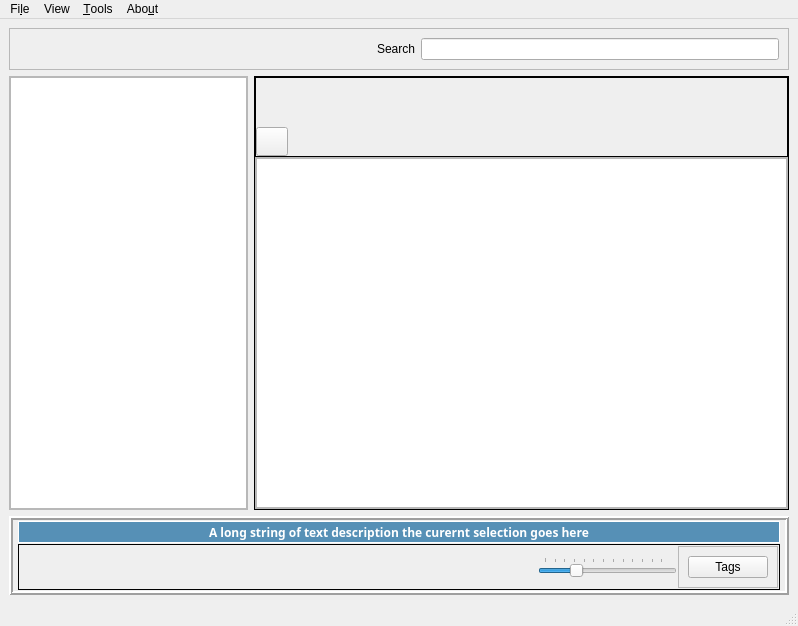
Above: src/qpicasa/ui/mainwindow.ui from juliendz/imagius before the change. Below: the same form after it.
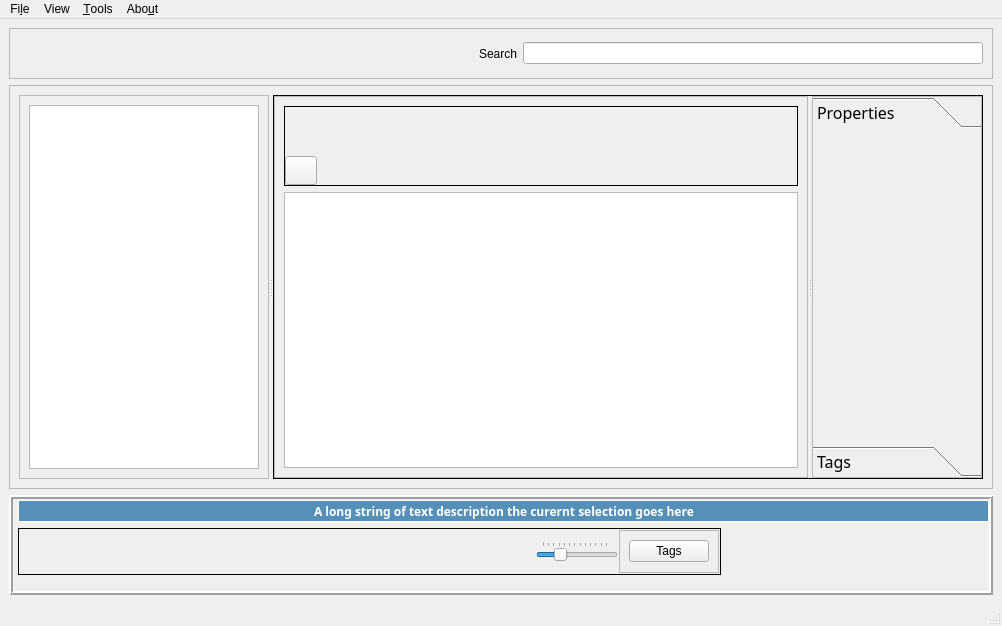
That is the form after the change. Icons and pictures are not drawn.

Commit message: image properties #1

What changed in the file:
```diff
--- a/src/qpicasa/ui/mainwindow.ui
+++ b/src/qpicasa/ui/mainwindow.ui
@@ -6,7 +6,7 @@
    <rect>
     <x>0</x>
     <y>0</y>
-    <width>798</width>
+    <width>1002</width>
     <height>626</height>
    </rect>
   </property>
@@ -14,51 +14,8 @@
    <string>MainWindow</string>
   </property>
   <widget class="QWidget" name="centralwidget">
-   <layout class="QGridLayout" name="gridLayout">
-    <item row="1" column="0">
-     <widget class="QFrame" name="frame_2">
-      <property name="maximumSize">
-       <size>
-        <width>250</width>
-        <height>16777215</height>
-       </size>
-      </property>
-      <property name="frameShape">
-       <enum>QFrame::StyledPanel</enum>
-      </property>
-      <property name="frameShadow">
-       <enum>QFrame::Raised</enum>
-      </property>
-      <layout class="QVBoxLayout" name="verticalLayout">
-       <property name="spacing">
-        <number>0</number>
-       </property>
-       <property name="leftMargin">
-        <number>0</number>
-       </property>
-       <property name="topMargin">
-        <number>0</number>
-       </property>
-       <property name="rightMargin">
-        <number>0</number>
-       </property>
-       <property name="bottomMargin">
-        <number>0</number>
-       </property>
+   <layout class="QVBoxLayout" name="verticalLayout_4">
        <item>
-        <widget class="QTreeView" name="treeView_scandirs">
-         <property name="indentation">
-          <number>10</number>
-         </property>
-         <attribute name="headerVisible">
-          <bool>false</bool>
-         </attribute>
-        </widget>
-       </item>
-      </layout>
-     </widget>
-    </item>
-    <item row="0" column="0" colspan="2">
      <widget class="QFrame" name="frame_7">
       <property name="maximumSize">
        <size>
@@ -99,225 +56,82 @@
       </layout>
      </widget>
     </item>
-    <item row="2" column="0" colspan="2">
-     <widget class="QFrame" name="frame_8">
-      <property name="frameShape">
-       <enum>QFrame::Box</enum>
-      </property>
-      <property name="frameShadow">
-       <enum>QFrame::Raised</enum>
-      </property>
-      <property name="lineWidth">
-       <number>2</number>
-      </property>
-      <property name="midLineWidth">
-       <number>0</number>
-      </property>
-      <layout class="QVBoxLayout" name="verticalLayout_5">
-       <property name="spacing">
-        <number>1</number>
-       </property>
-       <property name="leftMargin">
-        <number>5</number>
-       </property>
-       <property name="topMargin">
-        <number>1</number>
-       </property>
-       <property name="rightMargin">
-        <number>5</number>
-       </property>
-       <property name="bottomMargin">
-        <number>1</number>
-       </property>
        <item>
-        <widget class="QFrame" name="frame_9">
-         <property name="autoFillBackground">
-          <bool>false</bool>
-         </property>
-         <property name="styleSheet">
-          <string notr="true">color: white;
-background-color: rgb(86, 144, 182);
-font-weight: bold</string>
-         </property>
-         <property name="frameShape">
-          <enum>QFrame::Panel</enum>
-         </property>
-         <property name="frameShadow">
-          <enum>QFrame::Plain</enum>
-         </property>
-         <layout class="QHBoxLayout" name="horizontalLayout_4">
-          <property name="spacing">
-           <number>0</number>
-          </property>
-          <property name="leftMargin">
-           <number>0</number>
-          </property>
-          <property name="topMargin">
-           <number>0</number>
-          </property>
-          <property name="rightMargin">
-           <number>0</number>
-          </property>
-          <property name="bottomMargin">
-           <number>0</number>
-          </property>
-          <item>
-           <spacer name="horizontalSpacer_2">
-            <property name="orientation">
-             <enum>Qt::Horizontal</enum>
-            </property>
-            <property name="sizeHint" stdset="0">
-             <size>
-              <width>201</width>
-              <height>20</height>
-             </size>
-            </property>
-           </spacer>
-          </item>
-          <item>
-           <widget class="QLabel" name="lbl_selection_summary">
-            <property name="font">
-             <font>
-              <family>Noto Sans</family>
-              <weight>75</weight>
-              <bold>true</bold>
-             </font>
-            </property>
-            <property name="text">
-             <string>A long string of text description the curernt selection goes here</string>
-            </property>
-           </widget>
-          </item>
-          <item>
-           <spacer name="horizontalSpacer_3">
-            <property name="orientation">
-             <enum>Qt::Horizontal</enum>
-            </property>
-            <property name="sizeHint" stdset="0">
-             <size>
-              <width>200</width>
-              <height>20</height>
-             </size>
-            </property>
-           </spacer>
-          </item>
-         </layout>
-        </widget>
-       </item>
-       <item>
-        <widget class="QFrame" name="frame_10">
-         <property name="frameShape">
-          <enum>QFrame::Panel</enum>
-         </property>
-         <property name="frameShadow">
-          <enum>QFrame::Plain</enum>
-         </property>
-         <layout class="QHBoxLayout" name="horizontalLayout_6">
-          <property name="spacing">
-           <number>1</number>
-          </property>
-          <property name="leftMargin">
-           <number>1</number>
-          </property>
-          <property name="topMargin">
-           <number>1</number>
-          </property>
-          <property name="rightMargin">
-           <number>1</number>
-          </property>
-          <property name="bottomMargin">
-           <number>1</number>
-          </property>
-          <item>
-           <spacer name="horizontalSpacer_4">
-            <property name="orientation">
-             <enum>Qt::Horizontal</enum>
-            </property>
-            <property name="sizeType">
-             <enum>QSizePolicy::Expanding</enum>
-            </property>
-            <property name="sizeHint" stdset="0">
-             <size>
-              <width>518</width>
-              <height>20</height>
-             </size>
-            </property>
-           </spacer>
-          </item>
-          <item>
-           <widget class="QSlider" name="hslider_thumb_size">
-            <property name="maximumSize">
-             <size>
-              <width>140</width>
-              <height>16777215</height>
-             </size>
-            </property>
-            <property name="maximum">
-             <number>256</number>
-            </property>
-            <property name="singleStep">
-             <number>20</number>
-            </property>
-            <property name="sliderPosition">
-             <number>64</number>
-            </property>
-            <property name="orientation">
-             <enum>Qt::Horizontal</enum>
-            </property>
-            <property name="tickPosition">
-             <enum>QSlider::TicksAbove</enum>
-            </property>
-           </widget>
-          </item>
-          <item>
-           <widget class="QFrame" name="frame_11">
-            <property name="frameShape">
-             <enum>QFrame::StyledPanel</enum>
-            </property>
-            <property name="frameShadow">
-             <enum>QFrame::Raised</enum>
-            </property>
-            <layout class="QHBoxLayout" name="horizontalLayout_5">
-             <item>
-              <widget class="QPushButton" name="btn_tags">
-               <property name="text">
-                <string>Tags</string>
-               </property>
-              </widget>
-             </item>
-            </layout>
-           </widget>
-          </item>
-         </layout>
-        </widget>
-       </item>
-      </layout>
-     </widget>
-    </item>
-    <item row="1" column="1">
      <widget class="QFrame" name="frame">
       <property name="frameShape">
+       <enum>QFrame::StyledPanel</enum>
+      </property>
+      <property name="frameShadow">
+       <enum>QFrame::Raised</enum>
+      </property>
+      <layout class="QHBoxLayout" name="horizontalLayout_3">
+       <item>
+        <widget class="QSplitter" name="splitter_2">
+         <property name="orientation">
+          <enum>Qt::Horizontal</enum>
+         </property>
+         <widget class="QFrame" name="frame_2">
+          <property name="maximumSize">
+           <size>
+            <width>250</width>
+            <height>16777215</height>
+           </size>
+          </property>
+          <property name="frameShape">
+           <enum>QFrame::StyledPanel</enum>
+          </property>
+          <property name="frameShadow">
+           <enum>QFrame::Raised</enum>
+          </property>
+          <layout class="QVBoxLayout" name="verticalLayout">
+           <item>
+            <widget class="QTreeView" name="treeView_scandirs">
+             <property name="indentation">
+              <number>10</number>
+             </property>
+             <attribute name="headerVisible">
+              <bool>false</bool>
+             </attribute>
+            </widget>
+           </item>
+          </layout>
+         </widget>
+         <widget class="QFrame" name="frame_main_container">
+          <property name="frameShape">
        <enum>QFrame::Panel</enum>
       </property>
       <property name="frameShadow">
        <enum>QFrame::Plain</enum>
+          </property>
+          <layout class="QHBoxLayout" name="horizontalLayout_7">
+           <property name="spacing">
+            <number>0</number>
+           </property>
+           <property name="leftMargin">
+            <number>0</number>
+           </property>
+           <property name="topMargin">
+            <number>0</number>
+           </property>
+           <property name="rightMargin">
+            <number>0</number>
+           </property>
+           <property name="bottomMargin">
+            <number>0</number>
+           </property>
+           <item>
+            <widget class="QSplitter" name="splitter">
+             <property name="orientation">
+              <enum>Qt::Horizontal</enum>
+             </property>
+             <widget class="QFrame" name="frame_thumbs">
+              <property name="frameShape">
+               <enum>QFrame::StyledPanel</enum>
+              </property>
+              <property name="frameShadow">
+               <enum>QFrame::Raised</enum>
       </property>
       <layout class="QVBoxLayout" name="verticalLayout_3">
-       <property name="spacing">
-        <number>0</number>
-       </property>
-       <property name="leftMargin">
-        <number>0</number>
-       </property>
-       <property name="topMargin">
-        <number>0</number>
-       </property>
-       <property name="rightMargin">
-        <number>0</number>
-       </property>
-       <property name="bottomMargin">
-        <number>0</number>
-       </property>
        <item>
         <widget class="QFrame" name="frame_4">
          <property name="minimumSize">
@@ -483,30 +297,6 @@
         </widget>
        </item>
        <item>
-        <widget class="QFrame" name="frame_thumbs_container">
-         <property name="frameShape">
-          <enum>QFrame::StyledPanel</enum>
-         </property>
-         <property name="frameShadow">
-          <enum>QFrame::Raised</enum>
-         </property>
-         <layout class="QHBoxLayout" name="horizontalLayout_3">
-          <property name="spacing">
-           <number>0</number>
-          </property>
-          <property name="leftMargin">
-           <number>0</number>
-          </property>
-          <property name="topMargin">
-           <number>0</number>
-          </property>
-          <property name="rightMargin">
-           <number>0</number>
-          </property>
-          <property name="bottomMargin">
-           <number>0</number>
-          </property>
-          <item>
            <widget class="QListView" name="listView_thumbs">
             <property name="sizeAdjustPolicy">
              <enum>QAbstractScrollArea::AdjustIgnored</enum>
@@ -545,8 +335,278 @@
           </item>
          </layout>
         </widget>
-       </item>
-      </layout>
+             <widget class="QFrame" name="frame_metadata">
+              <property name="font">
+               <font>
+                <family>Noto Sans</family>
+                <pointsize>12</pointsize>
+               </font>
+              </property>
+              <property name="frameShape">
+               <enum>QFrame::StyledPanel</enum>
+              </property>
+              <property name="frameShadow">
+               <enum>QFrame::Raised</enum>
+              </property>
+              <layout class="QGridLayout" name="gridLayout_3">
+               <property name="leftMargin">
+                <number>0</number>
+               </property>
+               <property name="topMargin">
+                <number>0</number>
+               </property>
+               <property name="rightMargin">
+                <number>0</number>
+               </property>
+               <property name="bottomMargin">
+                <number>0</number>
+               </property>
+               <property name="spacing">
+                <number>0</number>
+               </property>
+               <item row="0" column="0">
+                <widget class="QToolBox" name="toolBox_metadata">
+                 <widget class="QWidget" name="toolBox_metadata_properties">
+                  <property name="geometry">
+                   <rect>
+                    <x>0</x>
+                    <y>0</y>
+                    <width>218</width>
+                    <height>308</height>
+                   </rect>
+                  </property>
+                  <attribute name="icon">
+                   <iconset resource="../../resources/qpicasa.qrc">
+                    <normaloff>:/images/icon_folder</normaloff>:/images/icon_folder</iconset>
+                  </attribute>
+                  <attribute name="label">
+                   <string>Properties</string>
+                  </attribute>
+                 </widget>
+                 <widget class="QWidget" name="toolBox_metadata_tags">
+                  <property name="geometry">
+                   <rect>
+                    <x>0</x>
+                    <y>0</y>
+                    <width>200</width>
+                    <height>290</height>
+                   </rect>
+                  </property>
+                  <attribute name="icon">
+                   <iconset resource="../../resources/qpicasa.qrc">
+                    <normaloff>:/images/icon_folder</normaloff>:/images/icon_folder</iconset>
+                  </attribute>
+                  <attribute name="label">
+                   <string>Tags</string>
+                  </attribute>
+                 </widget>
+                </widget>
+               </item>
+              </layout>
+             </widget>
+            </widget>
+           </item>
+          </layout>
+         </widget>
+        </widget>
+       </item>
+      </layout>
+     </widget>
+    </item>
+    <item>
+     <widget class="QFrame" name="frame_8">
+      <property name="maximumSize">
+       <size>
+        <width>16777215</width>
+        <height>100</height>
+       </size>
+      </property>
+      <property name="frameShape">
+       <enum>QFrame::Box</enum>
+      </property>
+      <property name="frameShadow">
+       <enum>QFrame::Raised</enum>
+      </property>
+      <property name="lineWidth">
+       <number>2</number>
+      </property>
+      <property name="midLineWidth">
+       <number>0</number>
+      </property>
+      <widget class="QFrame" name="frame_9">
+       <property name="geometry">
+        <rect>
+         <x>9</x>
+         <y>5</y>
+         <width>971</width>
+         <height>22</height>
+        </rect>
+       </property>
+       <property name="autoFillBackground">
+        <bool>false</bool>
+       </property>
+       <property name="styleSheet">
+        <string notr="true">color: white;
+background-color: rgb(86, 144, 182);
+font-weight: bold</string>
+       </property>
+       <property name="frameShape">
+        <enum>QFrame::Panel</enum>
+       </property>
+       <property name="frameShadow">
+        <enum>QFrame::Plain</enum>
+       </property>
+       <layout class="QHBoxLayout" name="horizontalLayout_4">
+        <property name="spacing">
+         <number>0</number>
+        </property>
+        <property name="leftMargin">
+         <number>0</number>
+        </property>
+        <property name="topMargin">
+         <number>0</number>
+        </property>
+        <property name="rightMargin">
+         <number>0</number>
+        </property>
+        <property name="bottomMargin">
+         <number>0</number>
+        </property>
+        <item>
+         <spacer name="horizontalSpacer_2">
+          <property name="orientation">
+           <enum>Qt::Horizontal</enum>
+          </property>
+          <property name="sizeHint" stdset="0">
+           <size>
+            <width>201</width>
+            <height>20</height>
+           </size>
+          </property>
+         </spacer>
+        </item>
+        <item>
+         <widget class="QLabel" name="lbl_selection_summary">
+          <property name="font">
+           <font>
+            <family>Noto Sans</family>
+            <weight>75</weight>
+            <bold>true</bold>
+           </font>
+          </property>
+          <property name="text">
+           <string>A long string of text description the curernt selection goes here</string>
+          </property>
+         </widget>
+        </item>
+        <item>
+         <spacer name="horizontalSpacer_3">
+          <property name="orientation">
+           <enum>Qt::Horizontal</enum>
+          </property>
+          <property name="sizeHint" stdset="0">
+           <size>
+            <width>200</width>
+            <height>20</height>
+           </size>
+          </property>
+         </spacer>
+        </item>
+       </layout>
+      </widget>
+      <widget class="QFrame" name="frame_10">
+       <property name="geometry">
+        <rect>
+         <x>9</x>
+         <y>33</y>
+         <width>703</width>
+         <height>47</height>
+        </rect>
+       </property>
+       <property name="frameShape">
+        <enum>QFrame::Panel</enum>
+       </property>
+       <property name="frameShadow">
+        <enum>QFrame::Plain</enum>
+       </property>
+       <layout class="QHBoxLayout" name="horizontalLayout_6">
+        <property name="spacing">
+         <number>1</number>
+        </property>
+        <property name="leftMargin">
+         <number>1</number>
+        </property>
+        <property name="topMargin">
+         <number>1</number>
+        </property>
+        <property name="rightMargin">
+         <number>1</number>
+        </property>
+        <property name="bottomMargin">
+         <number>1</number>
+        </property>
+        <item>
+         <spacer name="horizontalSpacer_4">
+          <property name="orientation">
+           <enum>Qt::Horizontal</enum>
+          </property>
+          <property name="sizeType">
+           <enum>QSizePolicy::Expanding</enum>
+          </property>
+          <property name="sizeHint" stdset="0">
+           <size>
+            <width>518</width>
+            <height>20</height>
+           </size>
+          </property>
+         </spacer>
+        </item>
+        <item>
+         <widget class="QSlider" name="hslider_thumb_size">
+          <property name="maximumSize">
+           <size>
+            <width>140</width>
+            <height>16777215</height>
+           </size>
+          </property>
+          <property name="maximum">
+           <number>256</number>
+          </property>
+          <property name="singleStep">
+           <number>20</number>
+          </property>
+          <property name="sliderPosition">
+           <number>64</number>
+          </property>
+          <property name="orientation">
+           <enum>Qt::Horizontal</enum>
+          </property>
+          <property name="tickPosition">
+           <enum>QSlider::TicksAbove</enum>
+          </property>
+         </widget>
+        </item>
+        <item>
+         <widget class="QFrame" name="frame_11">
+          <property name="frameShape">
+           <enum>QFrame::StyledPanel</enum>
+          </property>
+          <property name="frameShadow">
+           <enum>QFrame::Raised</enum>
+          </property>
+          <layout class="QHBoxLayout" name="horizontalLayout_5">
+           <item>
+            <widget class="QPushButton" name="btn_tags">
+             <property name="text">
+              <string>Tags</string>
+             </property>
+            </widget>
+           </item>
+          </layout>
+         </widget>
+        </item>
+       </layout>
+      </widget>
      </widget>
     </item>
    </layout>
@@ -556,7 +616,7 @@
     <rect>
      <x>0</x>
      <y>0</y>
-     <width>798</width>
+     <width>1002</width>
      <height>21</height>
     </rect>
    </property>
```
Left out of the diff: 14 changed lines with no effect on the pictures. Lines whose indentation alone changed are shown as unchanged. The commit also changes 6 other files.
